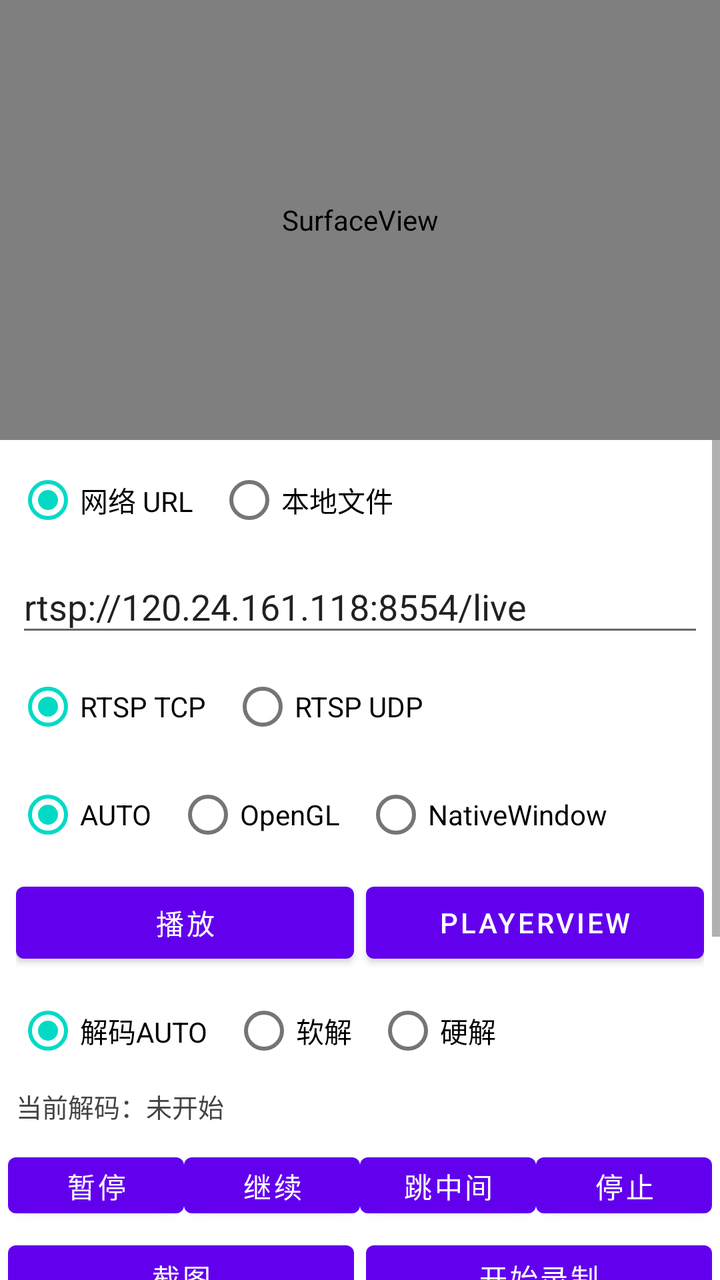
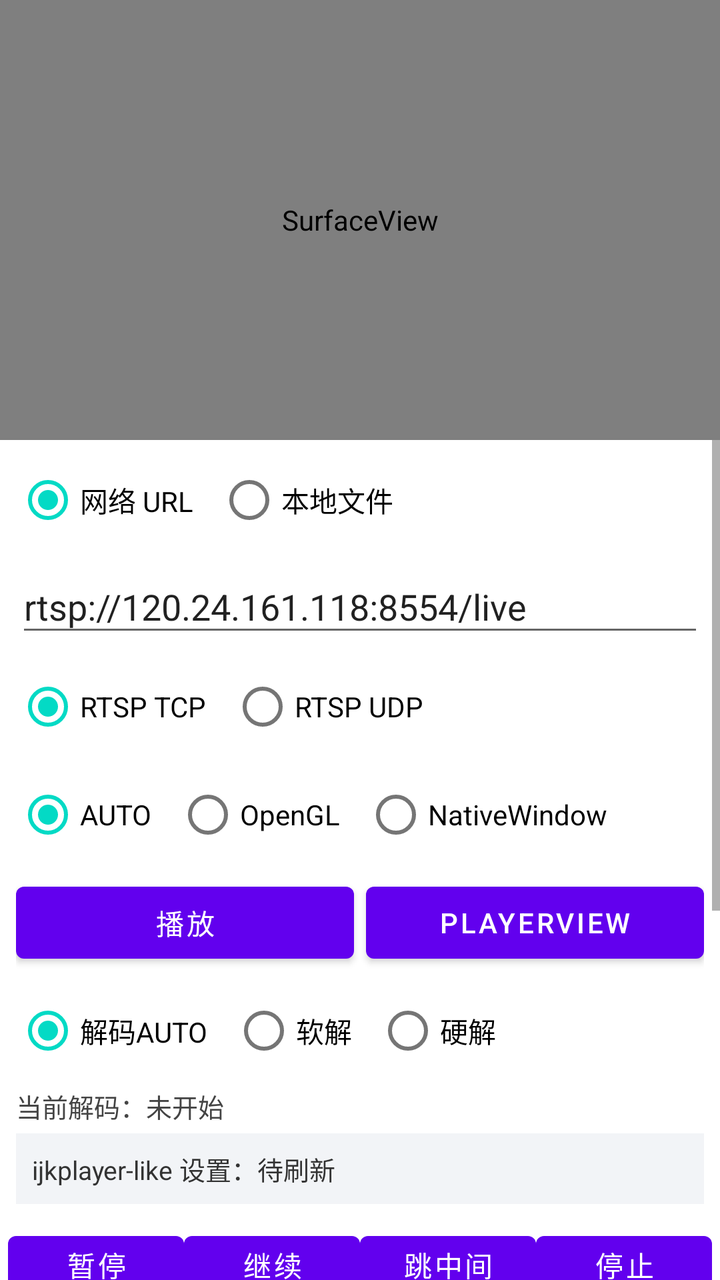

An Android layout rendered at two revisions. The XML below is the earlier revision; the diff shows what the commit changed to produce the second picture.
<!-- AndroidManifest.xml: application theme Theme.ABCPlayDemo -->
<!-- res/layout/activity_main.xml -->
<?xml version="1.0" encoding="utf-8"?>
<LinearLayout xmlns:android="http://schemas.android.com/apk/res/android"
    android:layout_width="match_parent"
    android:layout_height="match_parent"
    android:orientation="vertical">

    <SurfaceView
        android:id="@+id/surfaceView"
        android:layout_width="match_parent"
        android:layout_height="220dp" />

    <ScrollView
        android:layout_width="match_parent"
        android:layout_height="0dp"
        android:layout_weight="1"
        android:fillViewport="true">

        <LinearLayout
            android:layout_width="match_parent"
            android:layout_height="wrap_content"
            android:orientation="vertical">

            <LinearLayout
                android:layout_width="match_parent"
                android:layout_height="wrap_content"
                android:orientation="vertical"
                android:paddingStart="8dp"
                android:paddingTop="6dp"
                android:paddingEnd="8dp"
                android:paddingBottom="6dp">

                <RadioGroup
                    android:id="@+id/modeGroup"
                    android:layout_width="wrap_content"
                    android:layout_height="wrap_content"
                    android:orientation="horizontal">

                    <RadioButton
                        android:id="@+id/modeRtspButton"
                        android:layout_width="wrap_content"
                        android:layout_height="wrap_content"
                        android:checked="true"
                        android:text="\u7f51\u7edc URL" />

                    <RadioButton
                        android:id="@+id/modeLocalButton"
                        android:layout_width="wrap_content"
                        android:layout_height="wrap_content"
                        android:layout_marginStart="12dp"
                        android:text="\u672c\u5730\u6587\u4ef6" />

                </RadioGroup>

                <LinearLayout
                    android:id="@+id/rtspInputLayout"
                    android:layout_width="match_parent"
                    android:layout_height="wrap_content"
                    android:layout_marginTop="6dp"
                    android:orientation="vertical">

                    <LinearLayout
                        android:layout_width="match_parent"
                        android:layout_height="wrap_content"
                        android:orientation="horizontal">

                        <EditText
                            android:id="@+id/dataSourceInput"
                            android:layout_width="0dp"
                            android:layout_height="wrap_content"
                            android:layout_weight="1"
                            android:hint="\u8f93\u5165 rtsp://\u3001http://\u3001https:// \u6216 .m3u8 \u5730\u5740"
                            android:imeOptions="actionDone"
                            android:inputType="textUri"
                            android:maxLines="1"
                            android:singleLine="true"
                            android:text="rtsp://120.24.161.118:8554/live" />

                    </LinearLayout>

                    <RadioGroup
                        android:id="@+id/transportGroup"
                        android:layout_width="wrap_content"
                        android:layout_height="wrap_content"
                        android:layout_marginTop="6dp"
                        android:orientation="horizontal">

                        <RadioButton
                            android:id="@+id/transportTcpButton"
                            android:layout_width="wrap_content"
                            android:layout_height="wrap_content"
                            android:checked="true"
                            android:text="RTSP TCP" />

                        <RadioButton
                            android:id="@+id/transportUdpButton"
                            android:layout_width="wrap_content"
                            android:layout_height="wrap_content"
                            android:layout_marginStart="12dp"
                            android:text="RTSP UDP" />

                    </RadioGroup>

                    <RadioGroup
                        android:id="@+id/renderModeGroup"
                        android:layout_width="wrap_content"
                        android:layout_height="wrap_content"
                        android:layout_marginTop="6dp"
                        android:orientation="horizontal">

                        <RadioButton
                            android:id="@+id/renderModeAutoButton"
                            android:layout_width="wrap_content"
                            android:layout_height="wrap_content"
                            android:checked="true"
                            android:text="AUTO" />

                        <RadioButton
                            android:id="@+id/renderModeOpenGlButton"
                            android:layout_width="wrap_content"
                            android:layout_height="wrap_content"
                            android:layout_marginStart="12dp"
                            android:text="OpenGL" />

                        <RadioButton
                            android:id="@+id/renderModeNativeButton"
                            android:layout_width="wrap_content"
                            android:layout_height="wrap_content"
                            android:layout_marginStart="12dp"
                            android:text="NativeWindow" />

                    </RadioGroup>

                </LinearLayout>

                <LinearLayout
                    android:id="@+id/localInputLayout"
                    android:layout_width="match_parent"
                    android:layout_height="wrap_content"
                    android:layout_marginTop="6dp"
                    android:orientation="horizontal"
                    android:visibility="gone">

                    <EditText
                        android:id="@+id/localPathInput"
                        android:layout_width="0dp"
                        android:layout_height="wrap_content"
                        android:layout_weight="1"
                        android:hint="\u8f93\u5165\u6587\u4ef6\u8def\u5f84\u6216\u70b9\u51fb\u9009\u62e9"
                        android:imeOptions="actionDone"
                        android:inputType="text"
                        android:maxLines="1"
                        android:singleLine="true" />

                    <Button
                        android:id="@+id/pickFileButton"
                        android:layout_width="wrap_content"
                        android:layout_height="wrap_content"
                        android:layout_marginStart="8dp"
                        android:text="\u9009\u62e9\u6587\u4ef6" />

                </LinearLayout>

                <LinearLayout
                    android:id="@+id/playActionLayout"
                    android:layout_width="match_parent"
                    android:layout_height="48dp"
                    android:layout_marginTop="6dp"
                    android:orientation="horizontal">

                    <Button
                        android:id="@+id/openButton"
                        android:layout_width="0dp"
                        android:layout_height="match_parent"
                        android:layout_weight="1"
                        android:text="\u64ad\u653e" />

                    <Button
                        android:id="@+id/openPlayerViewDemoButton"
                        android:layout_width="0dp"
                        android:layout_height="match_parent"
                        android:layout_marginStart="6dp"
                        android:layout_weight="1"
                        android:text="PlayerView" />

                </LinearLayout>

                <RadioGroup
                    android:id="@+id/decodeModeGroup"
                    android:layout_width="wrap_content"
                    android:layout_height="wrap_content"
                    android:layout_marginTop="6dp"
                    android:orientation="horizontal">

                    <RadioButton
                        android:id="@+id/decodeModeAutoButton"
                        android:layout_width="wrap_content"
                        android:layout_height="wrap_content"
                        android:checked="true"
                        android:text="\u89e3\u7801AUTO" />

                    <RadioButton
                        android:id="@+id/decodeModeSoftwareButton"
                        android:layout_width="wrap_content"
                        android:layout_height="wrap_content"
                        android:layout_marginStart="12dp"
                        android:text="\u8f6f\u89e3" />

                    <RadioButton
                        android:id="@+id/decodeModeMediaCodecButton"
                        android:layout_width="wrap_content"
                        android:layout_height="wrap_content"
                        android:layout_marginStart="12dp"
                        android:text="\u786c\u89e3" />

                </RadioGroup>

                <TextView
                    android:id="@+id/decodeStatusText"
                    android:layout_width="match_parent"
                    android:layout_height="wrap_content"
                    android:layout_marginTop="4dp"
                    android:text="\u5f53\u524d\u89e3\u7801\uff1a\u672a\u5f00\u59cb"
                    android:textColor="#444444"
                    android:textSize="13sp" />

            </LinearLayout>

            <LinearLayout
                android:layout_width="match_parent"
                android:layout_height="48dp"
                android:orientation="horizontal"
                android:padding="4dp">

                <Button
                    android:id="@+id/pauseButton"
                    android:layout_width="0dp"
                    android:layout_height="match_parent"
                    android:layout_weight="1"
                    android:text="\u6682\u505c" />

                <Button
                    android:id="@+id/resumeButton"
                    android:layout_width="0dp"
                    android:layout_height="match_parent"
                    android:layout_weight="1"
                    android:text="\u7ee7\u7eed" />

                <Button
                    android:id="@+id/seekMiddleButton"
                    android:layout_width="0dp"
                    android:layout_height="match_parent"
                    android:layout_weight="1"
                    android:text="\u8df3\u4e2d\u95f4" />

                <Button
                    android:id="@+id/stopButton"
                    android:layout_width="0dp"
                    android:layout_height="match_parent"
                    android:layout_weight="1"
                    android:text="\u505c\u6b62" />

            </LinearLayout>

            <LinearLayout
                android:layout_width="match_parent"
                android:layout_height="48dp"
                android:orientation="horizontal"
                android:paddingStart="4dp"
                android:paddingEnd="4dp"
                android:paddingBottom="4dp">

                <Button
                    android:id="@+id/captureButton"
                    android:layout_width="0dp"
                    android:layout_height="match_parent"
                    android:layout_weight="1"
                    android:text="\u622a\u56fe" />

                <Button
                    android:id="@+id/recordButton"
                    android:layout_width="0dp"
                    android:layout_height="match_parent"
                    android:layout_marginStart="6dp"
                    android:layout_weight="1"
                    android:text="\u5f00\u59cb\u5f55\u5236" />

            </LinearLayout>

            <LinearLayout
                android:layout_width="match_parent"
                android:layout_height="wrap_content"
                android:orientation="horizontal"
                android:paddingStart="12dp"
                android:paddingTop="4dp"
                android:paddingEnd="12dp"
                android:paddingBottom="4dp">

                <TextView
                    android:id="@+id/currentTimeText"
                    android:layout_width="56dp"
                    android:layout_height="wrap_content"
                    android:gravity="center_vertical"
                    android:text="00:00"
                    android:textColor="#444444"
                    android:textSize="13sp" />

                <SeekBar
                    android:id="@+id/progressSeekBar"
                    android:layout_width="0dp"
                    android:layout_height="wrap_content"
                    android:layout_weight="1"
                    android:max="1000"
                    android:progress="0" />

                <TextView
                    android:id="@+id/durationTimeText"
                    android:layout_width="56dp"
                    android:layout_height="wrap_content"
                    android:gravity="center_vertical|end"
                    android:text="00:00"
                    android:textColor="#444444"
                    android:textSize="13sp" />

            </LinearLayout>

            <TextView
                android:id="@+id/sample_text"
                android:layout_width="match_parent"
                android:layout_height="wrap_content"
                android:minHeight="240dp"
                android:padding="12dp"
                android:textColor="#666666"
                android:textSize="14sp" />

        </LinearLayout>

    </ScrollView>

</LinearLayout>
<!-- resources referenced by this layout -->
<resources>
  <style name="Theme.ABCPlayDemo" parent="Theme.MaterialComponents.DayNight.DarkActionBar">
          
          <item name="colorPrimary">@color/purple_500</item>
          <item name="colorPrimaryVariant">@color/purple_700</item>
          <item name="colorOnPrimary">@color/white</item>
          
          <item name="colorSecondary">@color/teal_200</item>
          <item name="colorSecondaryVariant">@color/teal_700</item>
          <item name="colorOnSecondary">@color/black</item>
          
          <item name="android:statusBarColor">?attr/colorPrimaryVariant</item>
          
      </style>
  <color name="purple_500">#FF6200EE</color>
  <color name="purple_700">#FF3700B3</color>
  <color name="white">#FFFFFFFF</color>
  <color name="teal_200">#FF03DAC5</color>
  <color name="teal_700">#FF018786</color>
  <color name="black">#FF000000</color>
</resources>

<!-- the commit's change to res/layout/activity_main.xml (unified diff, before → after) -->
@@ -223,6 +223,17 @@
                     android:textColor="#444444"
                     android:textSize="13sp" />
 
+                <TextView
+                    android:id="@+id/playerSettingsSummaryText"
+                    android:layout_width="match_parent"
+                    android:layout_height="wrap_content"
+                    android:layout_marginTop="4dp"
+                    android:background="#F2F4F7"
+                    android:padding="8dp"
+                    android:text="ijkplayer-like \u8bbe\u7f6e\uff1a\u5f85\u5237\u65b0"
+                    android:textColor="#333333"
+                    android:textSize="13sp" />
+
             </LinearLayout>
 
             <LinearLayout
